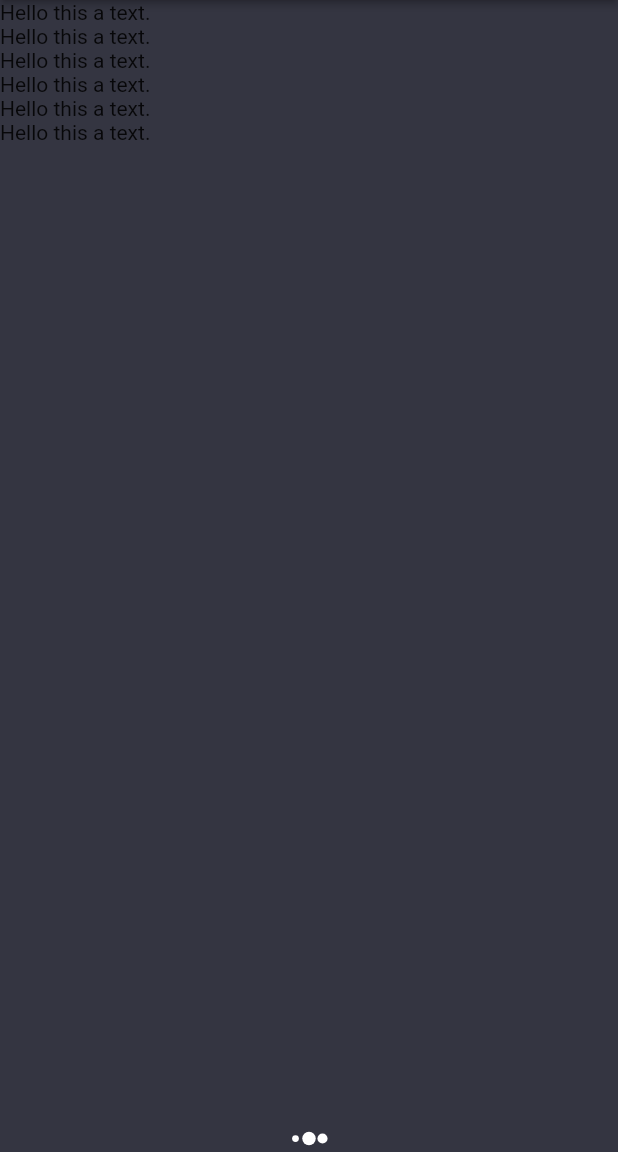
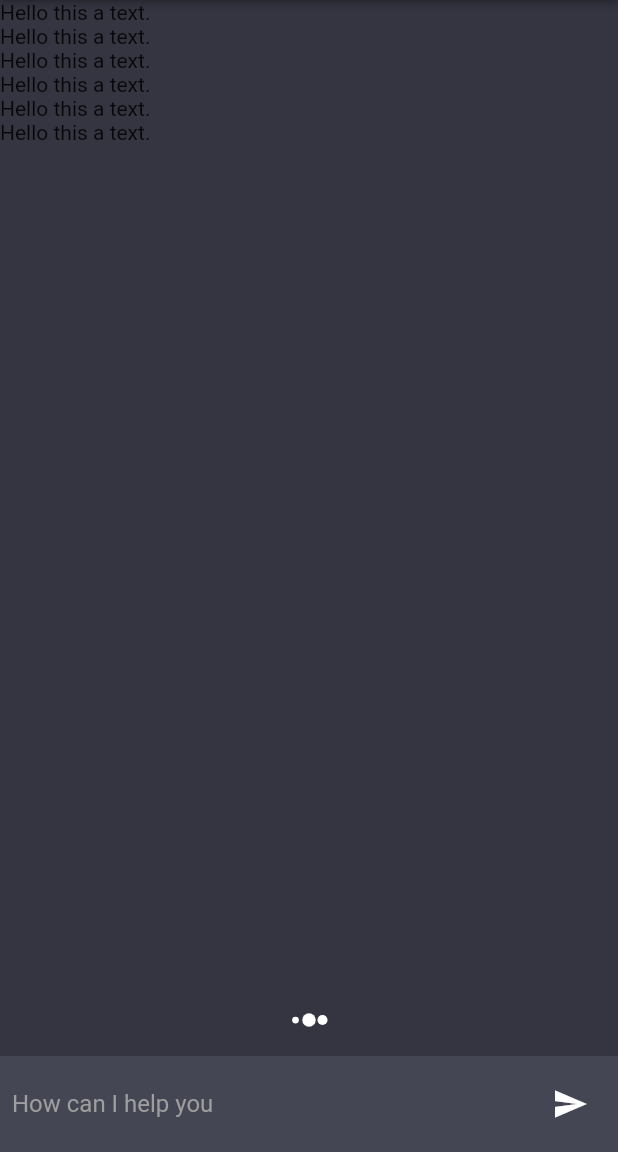
Before and after one commit to DevXanderCode/chatgpt_flutter, a Flutter app: the screen it shows after launch, on a phone screen of 412 x 824 dp, the part 84-1236 px from its top. Run offline on Flutter 3.47's test engine with Material 2 defaults, Android fonts, the phone set to English and light mode, and no system bars; our stand-ins replace flutter_spinkit.

Commit message:
worked on the chat input widget

```diff
--- a/lib/screens/chat_screen.dart
+++ b/lib/screens/chat_screen.dart
@@ -1,8 +1,10 @@
 import 'package:chatgpt_flutter/services/assets_manager.dart';
 import 'package:flutter/material.dart';
+
 import 'package:flutter/src/widgets/framework.dart';
 import 'package:flutter/src/widgets/placeholder.dart';
 import 'package:flutter_spinkit/flutter_spinkit.dart';
+import 'package:chatgpt_flutter/constants/constants.dart';
 
 class ChatScreen extends StatefulWidget {
   const ChatScreen({super.key});
@@ -51,7 +53,35 @@ class _ChatScreenState extends State<ChatScreen> {
               ),
             ),
             if (_isTyping) ...[
-              const SpinKitThreeBounce(color: Colors.white, size: 18)
+              const SpinKitThreeBounce(color: Colors.white, size: 18),
+              const SizedBox(height: 15),
+              Material(
+                color: cardColor,
+                child: Padding(
+                  padding: const EdgeInsets.all(8.0),
+                  child: Row(
+                    children: [
+                      Expanded(
+                        child: TextField(
+                          style: const TextStyle(color: Colors.white),
+                          controller: textEditingController,
+                          onSubmitted: (value) {
+                            // TODO: send message
+                          },
+                          decoration: const InputDecoration.collapsed(
+                            hintText: 'How can I help you',
+                            hintStyle: TextStyle(color: Colors.grey),
+                          ),
+                        ),
+                      ),
+                      IconButton(
+                        onPressed: () {},
+                        icon: const Icon(Icons.send, color: Colors.white),
+                      )
+                    ],
+                  ),
+                ),
+              )
             ]
           ],
         ),
```
